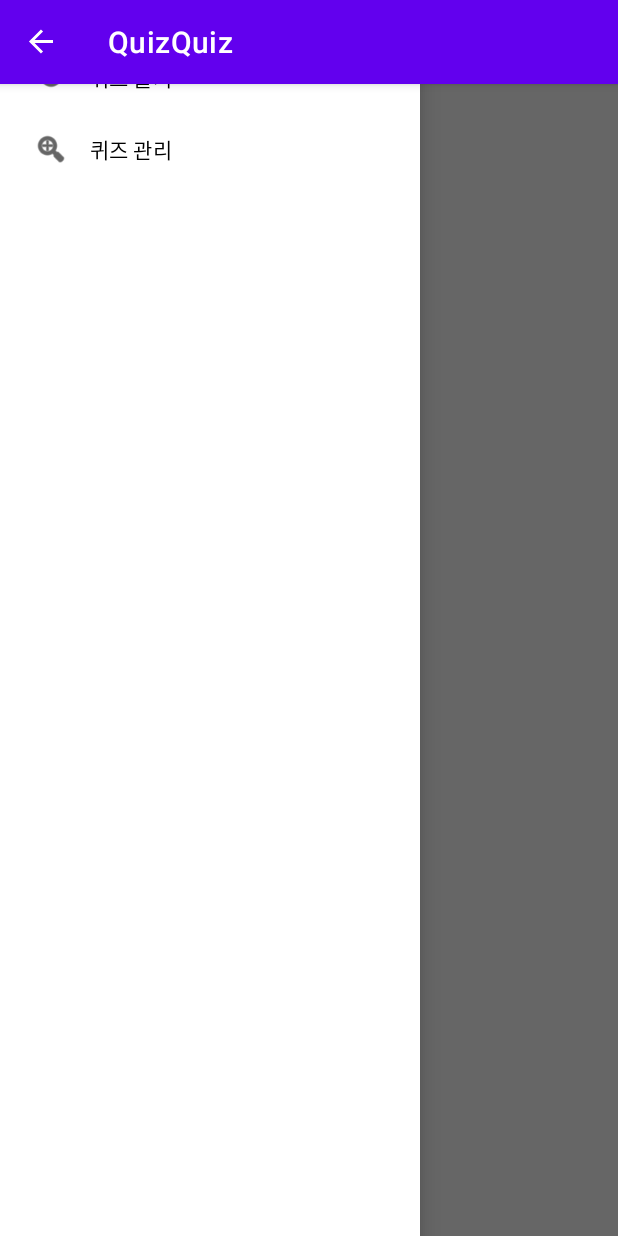
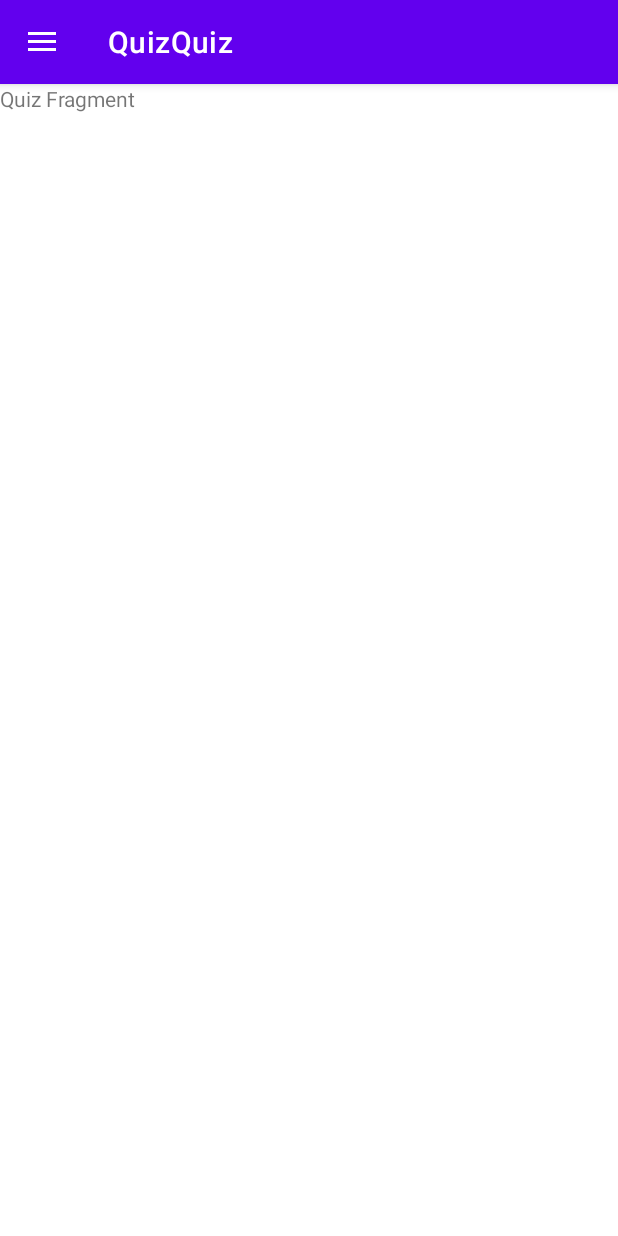
Before and after one commit to eunjin2118/2022_Android_afterschool, an Android app: the screen it shows after launch (MainActivity), after a tap on "퀴즈 풀기", on a phone screen of 412 x 824 dp. Run offline under Robolectric (Android 15) with nearby library versions, the phone set to English and light mode, and no system bars; 1 other tap on this screen came first.

Commit message:
fragment만들기

```diff
--- a/app/src/main/java/com/example/quizquiz/MainActivity.kt
+++ b/app/src/main/java/com/example/quizquiz/MainActivity.kt
@@ -18,10 +18,26 @@ class MainActivity : AppCompatActivity() {
         var drawerLayout = findViewById<DrawerLayout>(R.id.drawer_layout)
         val navView = findViewById<NavigationView>(R.id.drawer_nav_view)
 
+        supportFragmentManager
+            .beginTransaction()
+            .add(R.id.frame, QuizFragment())
+            .commit()
+
         navView.setNavigationItemSelectedListener {
             when(it.itemId){
-                R.id.quiz_solve -> Log.d("mytag", "퀴즈 풀기")
-                R.id.quiz_manage -> Log.d("mytag", "퀴즈 관리")
+                R.id.quiz_solve -> {
+                    supportFragmentManager
+                        .beginTransaction()
+                        .replace(R.id.frame, QuizFragment())
+                        .commit()
+                }
+
+                R.id.quiz_manage -> {
+                    supportFragmentManager
+                        .beginTransaction()
+                        .replace(R.id.frame, QuizListFragment())
+                        .commit()
+                }
             }
 
             drawerLayout.closeDrawers()
--- /dev/null
+++ b/app/src/main/java/com/example/quizquiz/QuizFragment.kt
@@ -0,0 +1,22 @@
+package com.example.quizquiz
+
+import android.os.Bundle
+import android.view.LayoutInflater
+import android.view.View
+import android.view.ViewGroup
+import androidx.fragment.app.Fragment
+
+class QuizFragment: Fragment(){
+    override fun onCreateView(
+        inflater: LayoutInflater,
+        container: ViewGroup?,
+        savedInstanceState: Bundle?
+    ): View? {
+        val view = inflater.inflate(
+            R.layout.quiz_fragment,
+            container,
+            false
+        )
+        return view
+    }
+}
--- a/app/src/main/res/layout/activity_main.xml
+++ b/app/src/main/res/layout/activity_main.xml
@@ -5,7 +5,7 @@
     android:id="@+id/drawer_layout"
     android:layout_width="match_parent"
     android:layout_height="match_parent"
-    android:fitsSystemWindows="true">
+    android:fitsSystemWindows="false">
 
     <FrameLayout
         android:id="@+id/frame"
--- /dev/null
+++ b/app/src/main/res/layout/quiz_fragment.xml
@@ -0,0 +1,12 @@
+<?xml version="1.0" encoding="utf-8"?>
+<LinearLayout xmlns:android="http://schemas.android.com/apk/res/android"
+    android:orientation="vertical"
+    android:layout_width="match_parent"
+    android:layout_height="match_parent">
+
+    <TextView
+        android:layout_width="match_parent"
+        android:layout_height="wrap_content"
+        android:text="Quiz Fragment"/>
+
+</LinearLayout>
```
Also changed, not shown: app/src/main/java/com/example/quizquiz/QuizListFragment.kt (added, +22 -0 lines), app/src/main/res/layout/quiz_list_fragment.xml (added, +12 -0 lines).
